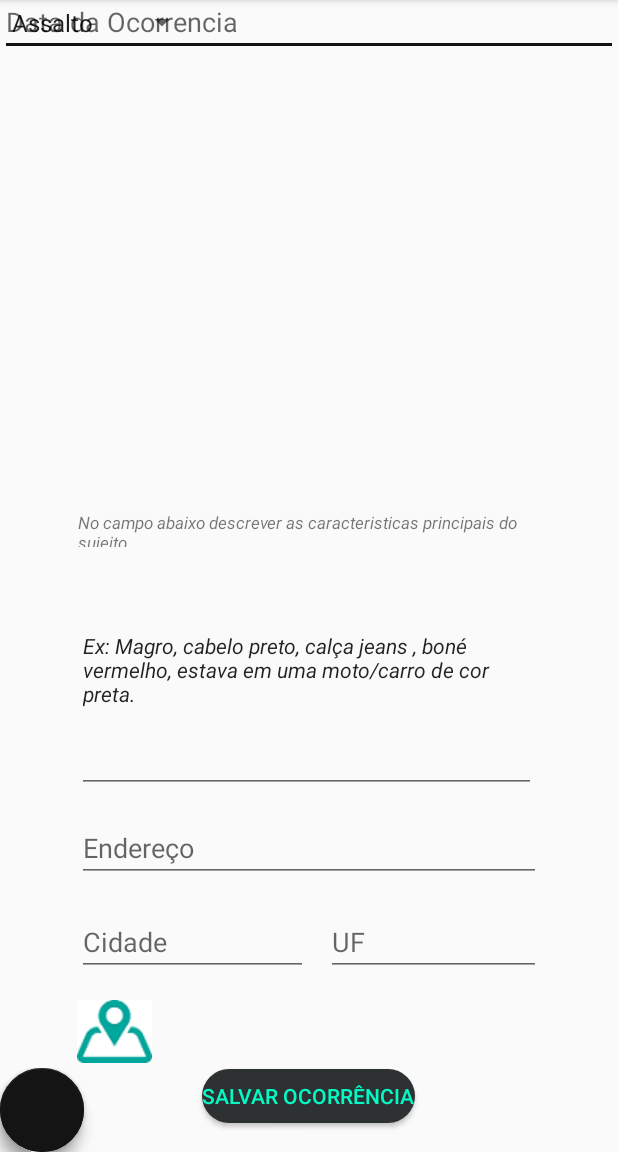
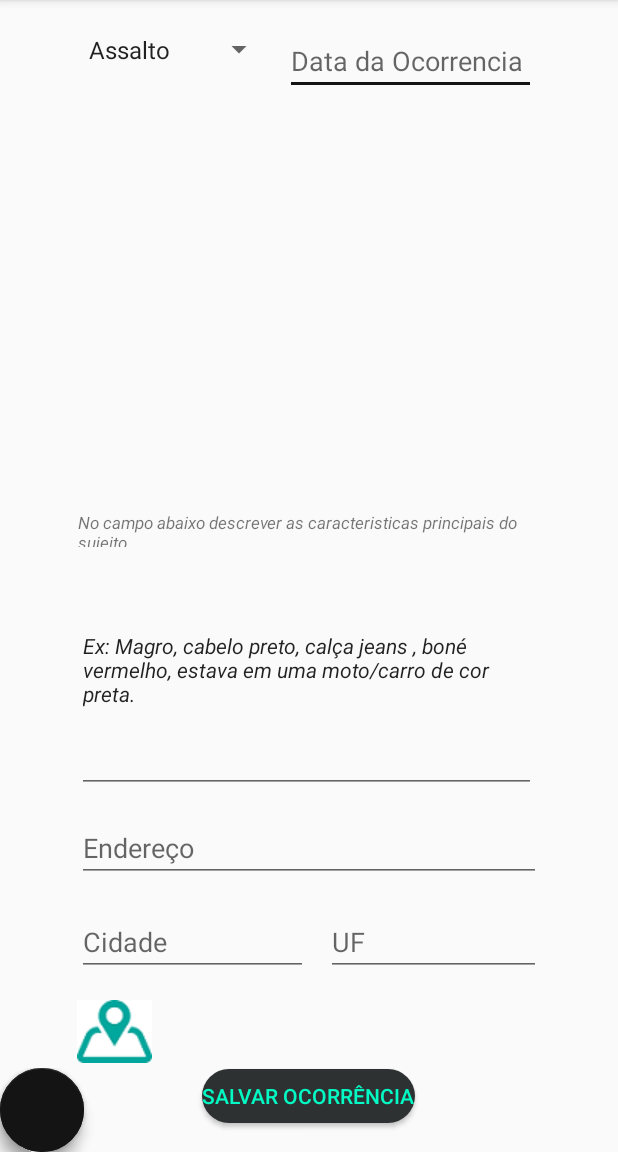
Before and after one commit to jeandy92/AppOcorrenciasv2.0, an Android app: the Cadastrar_Ocorrencia screen opened directly, with no data from a screen before it, on a phone screen of 412 x 824 dp, the part 84-1236 px from its top. Run offline under Robolectric (Android 15) with nearby library versions, the phone set to English and light mode, and no system bars; libraries missing offline, so code that uses them is left out: br.com.jansenfelipe, me.drakeet.materialdialog; plain views replace FloatingActionButton, FloatingActionsMenu; 3 statements that could not run were skipped.

Commit message:
Versão 18 - 10/04

```diff
--- a/app/src/main/java/appocorrencias/com/appocorrencias/Adm.java
+++ b/app/src/main/java/appocorrencias/com/appocorrencias/Adm.java
@@ -97,6 +97,8 @@ public class Adm extends AppCompatActivity {
     @Override
     public void onBackPressed() {
         super.onBackPressed();
+        setContentView(R.layout.activity_main);
+        this.startActivity(new Intent(this,MainActivity.class));
 
     }
 }
--- a/app/src/main/java/appocorrencias/com/appocorrencias/Cadastrar_Ocorrencia.java
+++ b/app/src/main/java/appocorrencias/com/appocorrencias/Cadastrar_Ocorrencia.java
@@ -22,7 +22,10 @@ import android.widget.ProgressBar;
 import android.widget.Spinner;
 import android.widget.Toast;
 
+import java.io.DataInputStream;
+import java.io.DataOutputStream;
 import java.io.IOException;
+import java.net.Socket;
 import java.util.List;
 
 import br.com.jansenfelipe.androidmask.MaskEditTextChangedListener;
@@ -39,6 +42,7 @@ public class Cadastrar_Ocorrencia extends AppCompatActivity implements  Location
     private static final int IMAGEM_CAPTURADA = 1;
 
 
+    private String data_ocorrencia,descricao,enderecos,cidade;
     private EditText txEndereco;
     private EditText txCidade;
     private EditText txEstado;
@@ -93,6 +97,46 @@ public class Cadastrar_Ocorrencia extends AppCompatActivity implements  Location
 
         adapter.setDropDownViewResource(android.R.layout.simple_spinner_dropdown_item);
         spinner.setAdapter(adapter);
+
+
+        //String tipo_crime =  spinner.getTop();
+        data_ocorrencia = txData_Ocorrencia.getText().toString();
+        descricao = txDescricao.getText().toString();
+        enderecos = txEndereco.getText().toString();
+        cidade = txCidade.getText().toString();
+        //String sigla_estado =  txSigla.getText().toString();
+
+        public void processarSocket(String dados){
+
+            try {
+                Socket socket  =  new Socket("192.168.0.1",9896);
+
+                DataInputStream in =  new DataInputStream(socket.getInputStream());
+                DataOutputStream out =  new DataOutputStream(socket.getOutputStream());
+
+                String j = in.readUTF();
+
+                //Envio de dados
+                out.writeUTF(data_ocorrencia);
+                out.writeUTF(descricao);
+                out.writeUTF(enderecos);
+                out.writeUTF(cidade);
+                //out.write(Imagem);
+
+
+
+
+
+
+
+
+            } catch (IOException e) {
+                e.printStackTrace();
+                System.out.println("Falha no Envio do Socket ");
+            }
+
+
+        }
 
 
     }
@@ -209,7 +253,7 @@ public class Cadastrar_Ocorrencia extends AppCompatActivity implements  Location
         double latitude = 0;
         double longitude = 0;
 
-        if (!isGPSEnabled && !isNetworkEnabled) {
+        if (!isGPSEnabled || !isNetworkEnabled) {
             Log.i(TAG, "A geolocalização não pode ser usada.");
         } else {
             if (isNetworkEnabled) {
@@ -361,7 +405,7 @@ public class Cadastrar_Ocorrencia extends AppCompatActivity implements  Location
     @Override
     public void onBackPressed() {
         super.onBackPressed();
-        setContentView(R.layout.activity_main);
-        this.startActivity(new Intent(this,MainActivity.class));
+        setContentView(R.layout.activity_adm);
+        this.startActivity(new Intent(this,Adm.class));
     }
 }
--- a/app/src/main/java/appocorrencias/com/appocorrencias/MainActivity.java
+++ b/app/src/main/java/appocorrencias/com/appocorrencias/MainActivity.java
@@ -61,7 +61,7 @@ private String nome;
     public void evCadastrarSe(View view) {
 
         setContentView(R.layout.activity_cadastrar_usuario);
-        this.startActivity(new Intent(this, CadastrarUsuarioActivity.class));
+        this.startActivity(new Intent(this, Cadastrar_Usuario.class));
 
     }
 
@@ -71,7 +71,7 @@ private String nome;
         if (usuario.getText().toString().equals("adm") && senha.getText().toString().equals("senha")) {
             Toast.makeText(getApplicationContext(), "Perfil de ADM", Toast.LENGTH_SHORT).show();
             setContentView(R.layout.activity_adm);
-            this.startActivity(new Intent(this, AdmActivity.class));
+            this.startActivity(new Intent(this, Adm.class));
 
         } else {
             if (usuario.getText().toString().equals("cliente") && senha.getText().toString().equals("cliente")) {
@@ -79,7 +79,7 @@ private String nome;
             Toast.makeText(getApplicationContext(), "Perfil Cliente", Toast.LENGTH_SHORT).show();
             nome = usuario.getText().toString();
             setContentView(R.layout.activity_cliente);
-            Intent cliente = new Intent(this, ClienteActivity.class);
+            Intent cliente = new Intent(this, Cliente.class);
 
             Bundle bundle = new Bundle();
             bundle.putString("nome", nome);
--- a/app/src/main/res/layout/activity_cadastrar_ocorrencia.xml
+++ b/app/src/main/res/layout/activity_cadastrar_ocorrencia.xml
@@ -15,26 +15,25 @@
         android:layout_height="30dp"
         tools:layout_editor_absoluteX="28dp"
         tools:layout_editor_absoluteY="28dp"
-        android:layout_marginBottom="18dp"
 
-        android:layout_above="@+id/textView2"
-        android:layout_alignStart="@+id/textView2" />
+        android:layout_alignTop="@+id/edtData_Ocorrencia"
+        android:layout_alignStart="@+id/edtDescricao" />
 
 
     <EditText
         android:id="@+id/edtData_Ocorrencia"
         android:layout_width="match_parent"
         android:layout_height="wrap_content"
-        android:layout_alignBaseline="@+id/spinner"
-        android:layout_alignBottom="@+id/spinner"
-        android:layout_alignEnd="@+id/textView2"
-        android:layout_alignStart="@+id/multiple_actions"
         android:ems="10"
         android:hint="Data da Ocorrencia"
         android:inputType="date"
         android:maxLength="10"
         tools:layout_editor_absoluteX="202dp"
-        tools:layout_editor_absoluteY="16dp" />
+        tools:layout_editor_absoluteY="16dp"
+        android:layout_marginTop="18dp"
+        android:layout_alignParentTop="true"
+        android:layout_alignEnd="@+id/infoDescricao"
+        android:layout_alignStart="@+id/frameLayout" />
 
     <EditText
         android:id="@+id/edtDescricao"
@@ -177,7 +176,8 @@
         android:layout_width="160dp"
         android:layout_height="250dp"
         android:layout_marginLeft="190dp"
-        android:layout_marginTop="250dp">
+        android:layout_marginTop="250dp"
+        android:id="@+id/frameLayout">
 
 
     </FrameLayout>
```
Also changed, not shown: app/src/main/AndroidManifest.xml (+4 -3 lines), app/src/main/java/appocorrencias/com/appocorrencias/Cadastrar_Usuario.java (+8 -0 lines), app/src/main/java/appocorrencias/com/appocorrencias/Cliente.java (+9 -2 lines), app/src/main/java/appocorrencias/com/appocorrencias/ClienteSocket.java (+7 -13 lines).
